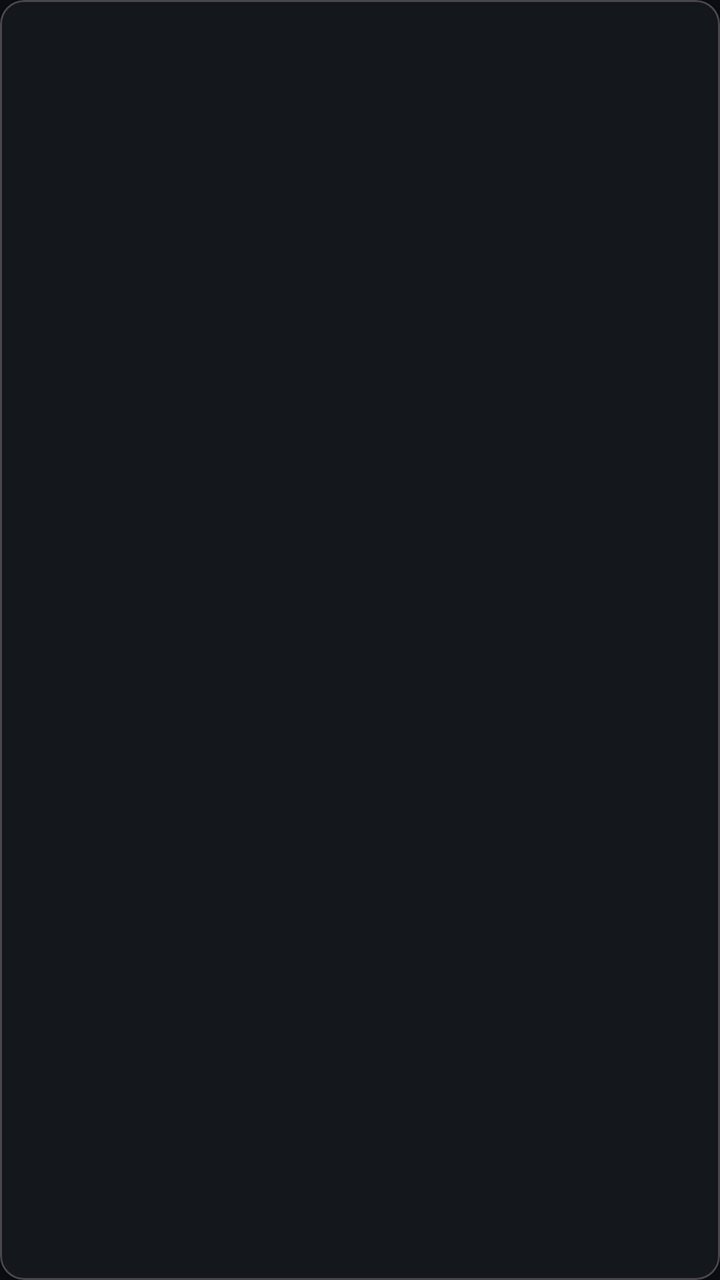
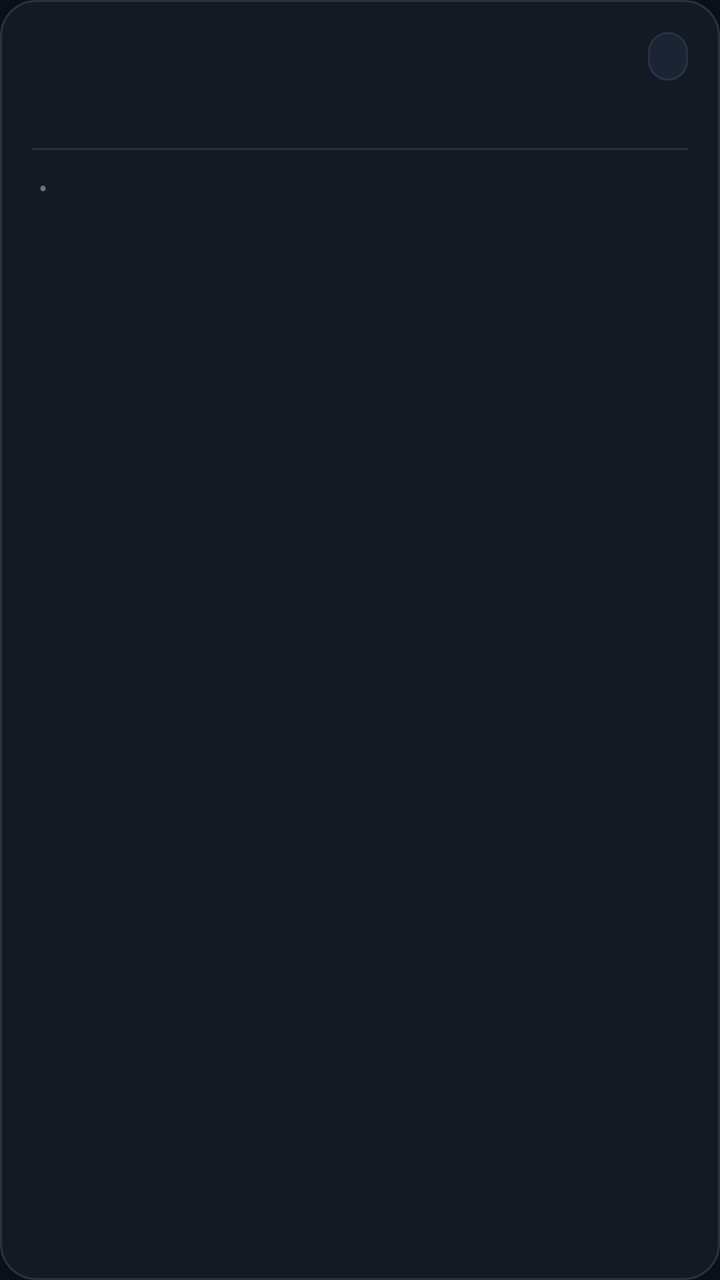

Compare the two renders of this Android layout. The source of the first and the diff that turns it into the second are given below.
<!-- AndroidManifest.xml: application theme Theme.RiskFreeRoutes -->
<!-- res/layout/item_journey.xml -->
<?xml version="1.0" encoding="utf-8"?>
<com.google.android.material.card.MaterialCardView xmlns:android="http://schemas.android.com/apk/res/android"
    xmlns:app="http://schemas.android.com/apk/res-auto"
    android:layout_width="match_parent"
    android:layout_height="wrap_content"
    android:layout_marginHorizontal="8dp"
    android:layout_marginVertical="4dp"
    app:cardBackgroundColor="@color/surface_white"
    app:cardCornerRadius="12dp"
    app:cardElevation="2dp">

    <androidx.constraintlayout.widget.ConstraintLayout
        android:layout_width="match_parent"
        android:layout_height="wrap_content"
        android:padding="16dp">

        
        <TextView
            android:id="@+id/tvRoute"
            android:layout_width="0dp"
            android:layout_height="wrap_content"
            android:layout_marginEnd="8dp"
            android:textColor="@color/text_primary"
            android:textSize="16sp"
            android:textStyle="bold"
            app:layout_constraintEnd_toStartOf="@+id/tvSafetyScore"
            app:layout_constraintStart_toStartOf="parent"
            app:layout_constraintTop_toTopOf="parent" />

        
        <TextView
            android:id="@+id/tvSafetyScore"
            android:layout_width="wrap_content"
            android:layout_height="wrap_content"
            android:paddingHorizontal="8dp"
            android:paddingVertical="4dp"
            android:textColor="@color/surface_white"
            android:textSize="12sp"
            android:textStyle="bold"
            app:layout_constraintEnd_toEndOf="parent"
            app:layout_constraintTop_toTopOf="parent" />

        
        <TextView
            android:id="@+id/tvDate"
            android:layout_width="wrap_content"
            android:layout_height="wrap_content"
            android:layout_marginTop="8dp"
            android:textColor="@color/text_secondary"
            android:textSize="14sp"
            app:layout_constraintStart_toStartOf="parent"
            app:layout_constraintTop_toBottomOf="@+id/tvRoute" />

        
        <TextView
            android:id="@+id/tvDistance"
            android:layout_width="wrap_content"
            android:layout_height="wrap_content"
            android:layout_marginTop="8dp"
            android:textColor="@color/text_secondary"
            android:textSize="14sp"
            app:layout_constraintStart_toStartOf="parent"
            app:layout_constraintTop_toBottomOf="@+id/tvDate" />

        
        <TextView
            android:id="@+id/tvDuration"
            android:layout_width="wrap_content"
            android:layout_height="wrap_content"
            android:layout_marginStart="16dp"
            android:textColor="@color/text_secondary"
            android:textSize="14sp"
            app:layout_constraintStart_toEndOf="@+id/tvDistance"
            app:layout_constraintTop_toTopOf="@+id/tvDistance" />

        
        <TextView
            android:id="@+id/tvStatus"
            android:layout_width="wrap_content"
            android:layout_height="wrap_content"
            android:layout_marginTop="8dp"
            android:textColor="@color/brand_blue"
            android:textSize="14sp"
            android:textStyle="bold"
            app:layout_constraintEnd_toEndOf="parent"
            app:layout_constraintTop_toBottomOf="@+id/tvDate" />

    </androidx.constraintlayout.widget.ConstraintLayout>

</com.google.android.material.card.MaterialCardView>
<!-- resources referenced by this layout -->
<resources>
  <color name="brand_blue">@color/primary_blue</color>
  <color name="surface_white">@color/glass_panel</color>
  <color name="text_primary">#F9FAFB</color>
  <color name="text_secondary">#9CA3AF</color>
  <style name="Theme.RiskFreeRoutes" parent="Theme.Material3.Dark.NoActionBar">
  
          
          <item name="colorPrimary">@color/primary_blue</item>
          <item name="colorPrimaryContainer">@color/primary_blue_light</item>
          <item name="colorOnPrimary">@color/text_primary</item>
  
          <item name="colorSecondary">@color/accent_blue</item>
          <item name="colorOnSecondary">@color/text_primary</item>
  
          <item name="colorTertiary">@color/danger_red</item>
          <item name="colorError">@color/danger_red</item>
  
          <item name="colorSurface">@color/glass_panel</item>
          <item name="colorOnSurface">@color/text_primary</item>
  
          <item name="android:colorBackground">@color/colorBackground</item>
  
          
          <item name="android:statusBarColor">@color/colorBackground</item>
          <item name="android:navigationBarColor">@color/colorBackground</item>
  
          
          <item name="shapeAppearanceSmallComponent">@style/ShapeAppearance.RiskFreeRoutes.SmallComponent</item>
          <item name="shapeAppearanceMediumComponent">@style/ShapeAppearance.RiskFreeRoutes.MediumComponent</item>
          <item name="shapeAppearanceLargeComponent">@style/ShapeAppearance.RiskFreeRoutes.LargeComponent</item>
  
      </style>
  <color name="primary_blue">#2563EB</color>
  <color name="glass_panel">#991C2026</color>
  <color name="primary_blue_light">#4F8CFF</color>
  <color name="accent_blue">#8FB4FF</color>
  <color name="danger_red">#EF4444</color>
  <color name="colorBackground">#0B0D10</color>
  <style name="ShapeAppearance.RiskFreeRoutes.SmallComponent" parent="ShapeAppearance.Material3.SmallComponent">
          <item name="cornerRadius">12dp</item>
      </style>
  <style name="ShapeAppearance.RiskFreeRoutes.MediumComponent" parent="ShapeAppearance.Material3.MediumComponent">
          <item name="cornerRadius">16dp</item>
      </style>
  <style name="ShapeAppearance.RiskFreeRoutes.LargeComponent" parent="ShapeAppearance.Material3.LargeComponent">
          <item name="cornerRadius">24dp</item>
      </style>
</resources>

<!-- the commit's change to res/layout/item_journey.xml (unified diff, before → after) -->
@@ -1,90 +1,107 @@
 <?xml version="1.0" encoding="utf-8"?>
-<com.google.android.material.card.MaterialCardView xmlns:android="http://schemas.android.com/apk/res/android"
+<com.google.android.material.card.MaterialCardView
+    xmlns:android="http://schemas.android.com/apk/res/android"
     xmlns:app="http://schemas.android.com/apk/res-auto"
     android:layout_width="match_parent"
     android:layout_height="wrap_content"
-    android:layout_marginHorizontal="8dp"
-    android:layout_marginVertical="4dp"
-    app:cardBackgroundColor="@color/surface_white"
-    app:cardCornerRadius="12dp"
-    app:cardElevation="2dp">
+    android:layout_marginHorizontal="16dp"
+    android:layout_marginVertical="6dp"
+    app:cardCornerRadius="@dimen/card_corner_radius"
+    app:cardElevation="0dp"
+    app:cardBackgroundColor="@color/colorSurface"
+    app:strokeColor="@color/colorSurfaceBorder"
+    app:strokeWidth="1dp">
 
-    <androidx.constraintlayout.widget.ConstraintLayout
+    <LinearLayout
         android:layout_width="match_parent"
         android:layout_height="wrap_content"
+        android:orientation="vertical"
         android:padding="16dp">
 
         
-        <TextView
-            android:id="@+id/tvRoute"
-            android:layout_width="0dp"
+        <LinearLayout
+            android:layout_width="match_parent"
             android:layout_height="wrap_content"
-            android:layout_marginEnd="8dp"
-            android:textColor="@color/text_primary"
-            android:textSize="16sp"
-            android:textStyle="bold"
-            app:layout_constraintEnd_toStartOf="@+id/tvSafetyScore"
-            app:layout_constraintStart_toStartOf="parent"
-            app:layout_constraintTop_toTopOf="parent" />
+            android:gravity="center_vertical"
+            android:orientation="horizontal">
 
-        
-        <TextView
-            android:id="@+id/tvSafetyScore"
-            android:layout_width="wrap_content"
-            android:layout_height="wrap_content"
-            android:paddingHorizontal="8dp"
-            android:paddingVertical="4dp"
-            android:textColor="@color/surface_white"
-            android:textSize="12sp"
-            android:textStyle="bold"
-            app:layout_constraintEnd_toEndOf="parent"
-            app:layout_constraintTop_toTopOf="parent" />
+            <TextView
+                android:id="@+id/tvRoute"
+                android:layout_width="0dp"
+                android:layout_height="wrap_content"
+                android:layout_weight="1"
+                android:ellipsize="end"
+                android:maxLines="1"
+                android:textColor="@color/text_primary"
+                android:textSize="15sp"
+                android:textStyle="bold" />
+
+            <TextView
+                android:id="@+id/tvSafetyScore"
+                android:layout_width="wrap_content"
+                android:layout_height="wrap_content"
+                android:layout_marginStart="8dp"
+                android:background="@drawable/bg_pill_glass"
+                android:paddingHorizontal="10dp"
+                android:paddingVertical="4dp"
+                android:textColor="@color/white"
+                android:textSize="12sp"
+                android:textStyle="bold" />
+        </LinearLayout>
 
         
         <TextView
             android:id="@+id/tvDate"
             android:layout_width="wrap_content"
             android:layout_height="wrap_content"
-            android:layout_marginTop="8dp"
+            android:layout_marginTop="6dp"
             android:textColor="@color/text_secondary"
-            android:textSize="14sp"
-            app:layout_constraintStart_toStartOf="parent"
-            app:layout_constraintTop_toBottomOf="@+id/tvRoute" />
+            android:textSize="13sp" />
+
+        <View
+            android:layout_width="match_parent"
+            android:layout_height="1dp"
+            android:layout_marginVertical="10dp"
+            android:background="@color/colorSurfaceBorder" />
 
         
-        <TextView
-            android:id="@+id/tvDistance"
-            android:layout_width="wrap_content"
+        <LinearLayout
+            android:layout_width="match_parent"
             android:layout_height="wrap_content"
-            android:layout_marginTop="8dp"
-            android:textColor="@color/text_secondary"
-            android:textSize="14sp"
-            app:layout_constraintStart_toStartOf="parent"
-            app:layout_constraintTop_toBottomOf="@+id/tvDate" />
+            android:gravity="center_vertical"
+            android:orientation="horizontal">
 
-        
-        <TextView
-            android:id="@+id/tvDuration"
-            android:layout_width="wrap_content"
-            android:layout_height="wrap_content"
-            android:layout_marginStart="16dp"
-            android:textColor="@color/text_secondary"
-            android:textSize="14sp"
-            app:layout_constraintStart_toEndOf="@+id/tvDistance"
-            app:layout_constraintTop_toTopOf="@+id/tvDistance" />
+            <TextView
+                android:id="@+id/tvDistance"
+                android:layout_width="wrap_content"
+                android:layout_height="wrap_content"
+                android:textColor="@color/text_secondary"
+                android:textSize="13sp" />
 
-        
-        <TextView
-            android:id="@+id/tvStatus"
-            android:layout_width="wrap_content"
-            android:layout_height="wrap_content"
-            android:layout_marginTop="8dp"
-            android:textColor="@color/brand_blue"
-            android:textSize="14sp"
-            android:textStyle="bold"
-            app:layout_constraintEnd_toEndOf="parent"
-            app:layout_constraintTop_toBottomOf="@+id/tvDate" />
+            <TextView
+                android:layout_width="wrap_content"
+                android:layout_height="wrap_content"
+                android:text=" • "
+                android:textColor="@color/text_muted"
+                android:textSize="13sp" />
 
-    </androidx.constraintlayout.widget.ConstraintLayout>
+            <TextView
+                android:id="@+id/tvDuration"
+                android:layout_width="0dp"
+                android:layout_height="wrap_content"
+                android:layout_weight="1"
+                android:textColor="@color/text_secondary"
+                android:textSize="13sp" />
+
+            <TextView
+                android:id="@+id/tvStatus"
+                android:layout_width="wrap_content"
+                android:layout_height="wrap_content"
+                android:textColor="@color/primary_blue_light"
+                android:textSize="13sp"
+                android:textStyle="bold" />
+        </LinearLayout>
+
+    </LinearLayout>
 
 </com.google.android.material.card.MaterialCardView>
<!-- resource entries referenced after the edit -->
@@ -1,30 +1,48 @@
 <!-- resources referenced by this layout -->
 <resources>
-  <color name="brand_blue">@color/primary_blue</color>
-  <color name="surface_white">@color/glass_panel</color>
-  <color name="text_primary">#F9FAFB</color>
-  <color name="text_secondary">#9CA3AF</color>
+  <color name="colorSurface">#141A24</color>
+  <color name="colorSurfaceBorder">#283347</color>
+  <color name="text_primary">#F8FAFC</color>
+  <color name="text_secondary">#94A3B8</color>
+  <color name="white">#FFFFFF</color>
+  <dimen name="card_corner_radius">18dp</dimen>
+  <!-- drawable bg_pill_glass (drawable) -->
+  <?xml version="1.0" encoding="utf-8"?>
+  <shape xmlns:android="http://schemas.android.com/apk/res/android"
+      android:shape="rectangle">
+      <solid android:color="@color/colorSurfaceVariant" />
+      <corners android:radius="@dimen/pill_corner_radius" />
+      <stroke
+          android:width="1dp"
+          android:color="@color/colorSurfaceBorder" />
+  </shape>
   <style name="Theme.RiskFreeRoutes" parent="Theme.Material3.Dark.NoActionBar">
   
           
           <item name="colorPrimary">@color/primary_blue</item>
-          <item name="colorPrimaryContainer">@color/primary_blue_light</item>
-          <item name="colorOnPrimary">@color/text_primary</item>
+          <item name="colorPrimaryContainer">@color/primary_blue_dark</item>
+          <item name="colorOnPrimary">@color/text_on_primary</item>
   
           <item name="colorSecondary">@color/accent_blue</item>
-          <item name="colorOnSecondary">@color/text_primary</item>
+          <item name="colorSecondaryContainer">@color/primary_blue_subtle</item>
+          <item name="colorOnSecondary">@color/colorBackground</item>
   
-          <item name="colorTertiary">@color/danger_red</item>
+          <item name="colorTertiary">@color/warning_amber</item>
           <item name="colorError">@color/danger_red</item>
+          <item name="colorOnError">@color/text_on_primary</item>
   
-          <item name="colorSurface">@color/glass_panel</item>
+          <item name="colorSurface">@color/colorSurface</item>
+          <item name="colorSurfaceVariant">@color/colorSurfaceVariant</item>
           <item name="colorOnSurface">@color/text_primary</item>
+          <item name="colorOnSurfaceVariant">@color/text_secondary</item>
   
           <item name="android:colorBackground">@color/colorBackground</item>
   
           
           <item name="android:statusBarColor">@color/colorBackground</item>
           <item name="android:navigationBarColor">@color/colorBackground</item>
+          <item name="android:windowLightStatusBar">false</item>
+          <item name="android:windowLightNavigationBar">false</item>
   
           
           <item name="shapeAppearanceSmallComponent">@style/ShapeAppearance.RiskFreeRoutes.SmallComponent</item>
@@ -32,17 +50,23 @@
           <item name="shapeAppearanceLargeComponent">@style/ShapeAppearance.RiskFreeRoutes.LargeComponent</item>
   
       </style>
-  <color name="primary_blue">#2563EB</color>
-  <color name="glass_panel">#991C2026</color>
-  <color name="primary_blue_light">#4F8CFF</color>
-  <color name="accent_blue">#8FB4FF</color>
+  <color name="colorSurfaceVariant">#1C2433</color>
+  <dimen name="pill_corner_radius">24dp</dimen>
+  <color name="primary_blue">#3B82F6</color>
+  <color name="primary_blue_dark">#2563EB</color>
+  <color name="text_on_primary">#FFFFFF</color>
+  <color name="primary_blue_light">#60A5FA</color>
+  <color name="text_muted">#64748B</color>
+  <color name="accent_blue">#93C5FD</color>
+  <color name="primary_blue_subtle">#1E2C44</color>
   <color name="danger_red">#EF4444</color>
-  <color name="colorBackground">#0B0D10</color>
+  <color name="colorBackground">#0B0F17</color>
+  <color name="warning_amber">#F59E0B</color>
   <style name="ShapeAppearance.RiskFreeRoutes.SmallComponent" parent="ShapeAppearance.Material3.SmallComponent">
           <item name="cornerRadius">12dp</item>
       </style>
   <style name="ShapeAppearance.RiskFreeRoutes.MediumComponent" parent="ShapeAppearance.Material3.MediumComponent">
-          <item name="cornerRadius">16dp</item>
+          <item name="cornerRadius">18dp</item>
       </style>
   <style name="ShapeAppearance.RiskFreeRoutes.LargeComponent" parent="ShapeAppearance.Material3.LargeComponent">
           <item name="cornerRadius">24dp</item>
